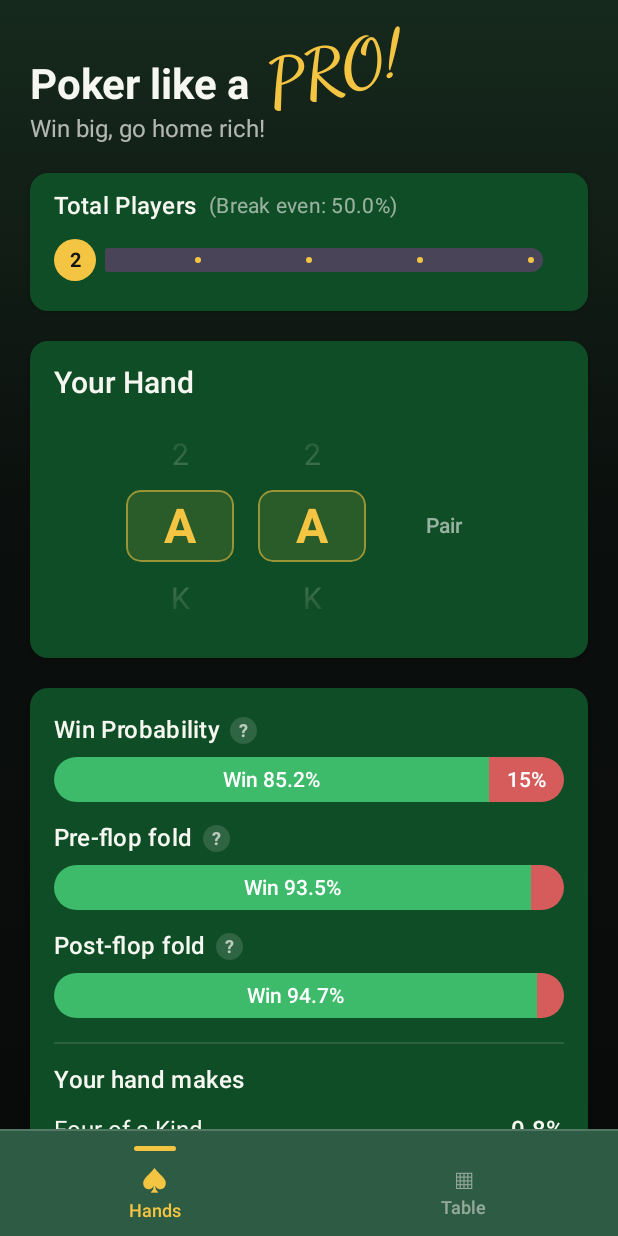
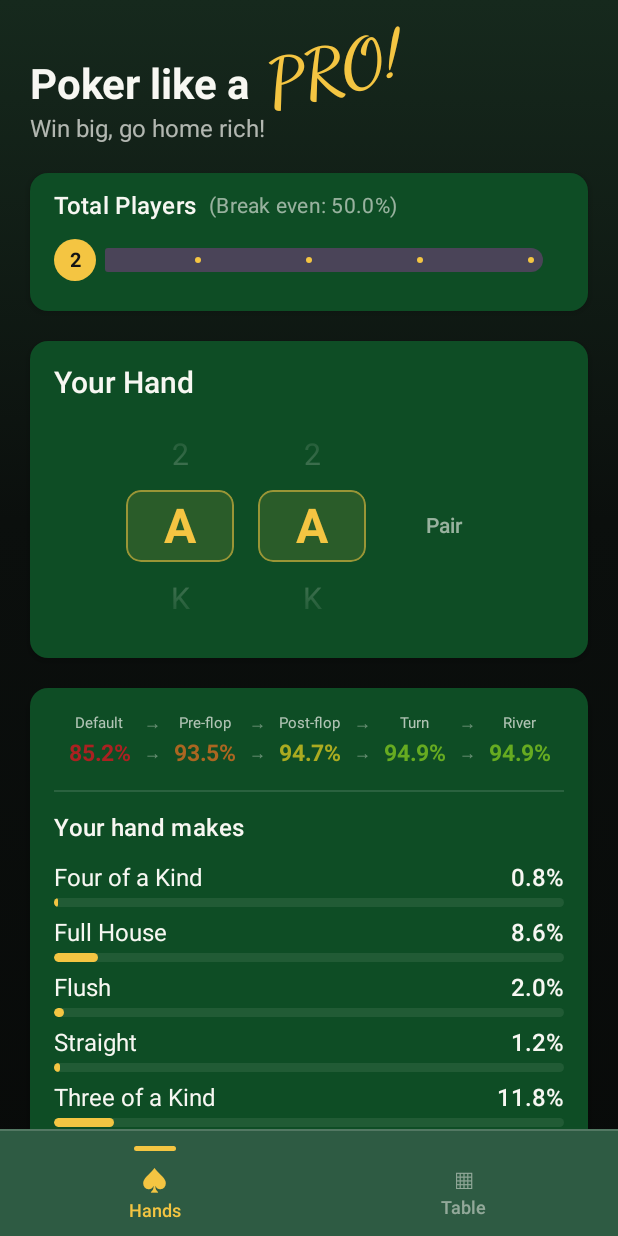
Before and after one commit to vtlinh/Poker-Stats, an Android app built with Jetpack Compose: the screen it shows after launch (MainActivity), on a phone screen of 412 x 824 dp. Run offline under Robolectric (Android 15) with nearby library versions, the phone set to English and light mode, and no system bars.

Commit message:
Add post-turn and post-river fold
Extend the fold cascade two more streets. The generator now buckets each
deal on the flop, turn AND river (board_bucket, a made-category × flush ×
straight texture proxy) from the same pass-1 deals, and run_streetfold
runs a four-round cascade — pre-flop equity < 1/N, then flop/turn/river
each bucketed-equity < 1/remaining — recording a showdown among each
street's survivor set. Four new columns ship: turn_fold_win/tie and
river_fold_win/tie; user_version bumped to 4.

App: EquityDatabase reads the new columns; the Table mode slider gains
Turn and River stops (Default → Pre-flop → Post-flop → Turn → River); the
Hands tab now shows the whole progression on one compact line, each state
tinted by its rank among the streets (the same red→green ramp the fold
grids use), a folded state reading "fold". Replaces the five stacked
win/lose bars.

Regenerated the DB at the 1M target; premiums climb across streets while
drawing hands peak on the flop and decline as they fold missed turns and
rivers.

Co-Authored-By: Claude Opus 4.8 <noreply@anthropic.com>
Claude-Session: https://claude.ai/code/session_01D5xi7EShBRkmNiwZD8aWrQ

```diff
--- a/app/src/main/java/com/pokerstats/odds/data/EquityDatabase.kt
+++ b/app/src/main/java/com/pokerstats/odds/data/EquityDatabase.kt
@@ -18,6 +18,10 @@ data class PreflopEquity(
     val tieFold: Double,
     val postFoldWin: Double,
     val postFoldTie: Double,
+    val turnFoldWin: Double,
+    val turnFoldTie: Double,
+    val riverFoldWin: Double,
+    val riverFoldTie: Double,
     val categoryFrequency: Map<HandCategory, Double>,
 ) {
     /** Win probability with ties counted as wins. */
@@ -45,6 +49,18 @@ data class PreflopEquity(
      */
     val postFoldCountingTies: Double get() = postFoldWin + postFoldTie
     val postFoldCountingTiesPercent: Double get() = postFoldCountingTies * 100.0
+
+    /**
+     * Post-turn fold: the fold cascade continues through the turn (survivors
+     * fold turns whose bucketed equity is below the shrunk break-even), the hero
+     * included, averaged over every board.
+     */
+    val turnFoldCountingTies: Double get() = turnFoldWin + turnFoldTie
+    val turnFoldCountingTiesPercent: Double get() = turnFoldCountingTies * 100.0
+
+    /** Post-river fold: the fold cascade continues all the way through the river. */
+    val riverFoldCountingTies: Double get() = riverFoldWin + riverFoldTie
+    val riverFoldCountingTiesPercent: Double get() = riverFoldCountingTies * 100.0
 }
 
 /**
@@ -102,7 +118,8 @@ class EquityDatabase(private val appContext: Context) {
 
     fun lookup(handClass: String, players: Int): PreflopEquity? {
         val cursor = database().rawQuery(
-            "SELECT win, tie, lose, win_fold, tie_fold, post_fold_win, post_fold_tie, categories " +
+            "SELECT win, tie, lose, win_fold, tie_fold, post_fold_win, post_fold_tie, " +
+                "turn_fold_win, turn_fold_tie, river_fold_win, river_fold_tie, categories " +
                 "FROM equity WHERE hand_class = ? AND players = ? LIMIT 1",
             arrayOf(handClass, players.toString()),
         )
@@ -118,7 +135,11 @@ class EquityDatabase(private val appContext: Context) {
                 tieFold = c.getDouble(4),
                 postFoldWin = c.getDouble(5),
                 postFoldTie = c.getDouble(6),
-                categoryFrequency = parseCategories(c.getString(7)),
+                turnFoldWin = c.getDouble(7),
+                turnFoldTie = c.getDouble(8),
+                riverFoldWin = c.getDouble(9),
+                riverFoldTie = c.getDouble(10),
+                categoryFrequency = parseCategories(c.getString(11)),
             )
         }
     }
@@ -130,7 +151,8 @@ class EquityDatabase(private val appContext: Context) {
      */
     fun lookupAll(players: Int): List<PreflopEquity> {
         val cursor = database().rawQuery(
-            "SELECT hand_class, win, tie, lose, win_fold, tie_fold, post_fold_win, post_fold_tie " +
+            "SELECT hand_class, win, tie, lose, win_fold, tie_fold, post_fold_win, post_fold_tie, " +
+                "turn_fold_win, turn_fold_tie, river_fold_win, river_fold_tie " +
                 "FROM equity WHERE players = ?",
             arrayOf(players.toString()),
         )
@@ -148,6 +170,10 @@ class EquityDatabase(private val appContext: Context) {
                         tieFold = c.getDouble(5),
                         postFoldWin = c.getDouble(6),
                         postFoldTie = c.getDouble(7),
+                        turnFoldWin = c.getDouble(8),
+                        turnFoldTie = c.getDouble(9),
+                        riverFoldWin = c.getDouble(10),
+                        riverFoldTie = c.getDouble(11),
                         categoryFrequency = emptyMap(),
                     ),
                 )
@@ -167,7 +193,7 @@ class EquityDatabase(private val appContext: Context) {
 
     companion object {
         private const val ASSET_NAME = "poker_equity.db"
-        private const val EXPECTED_VERSION = 3
+        private const val EXPECTED_VERSION = 4
 
         /** Canonical starting-hand key, e.g. "AA", "AKs", "AKo", "72o". */
         fun canonicalKey(a: Card, b: Card): String {
--- a/app/src/main/java/com/pokerstats/odds/ui/PokerScreen.kt
+++ b/app/src/main/java/com/pokerstats/odds/ui/PokerScreen.kt
@@ -21,7 +21,6 @@ import androidx.compose.foundation.layout.padding
 import androidx.compose.foundation.layout.size
 import androidx.compose.foundation.layout.statusBarsPadding
 import androidx.compose.foundation.layout.width
-import androidx.compose.foundation.layout.widthIn
 import androidx.compose.foundation.lazy.LazyColumn
 import androidx.compose.foundation.lazy.items
 import androidx.compose.foundation.lazy.rememberLazyListState
@@ -56,14 +55,11 @@ import androidx.compose.ui.draw.rotate
 import androidx.compose.ui.graphics.Brush
 import androidx.compose.ui.graphics.Color
 import androidx.compose.ui.platform.LocalContext
-import androidx.compose.ui.platform.LocalDensity
 import androidx.compose.ui.text.font.FontFamily
 import androidx.compose.ui.text.font.FontWeight
-import androidx.compose.ui.unit.IntOffset
+import androidx.compose.ui.text.style.TextAlign
 import androidx.compose.ui.unit.dp
 import androidx.compose.ui.unit.sp
-import androidx.compose.ui.window.Popup
-import androidx.compose.ui.window.PopupProperties
 import androidx.lifecycle.Lifecycle
 import androidx.lifecycle.LifecycleEventObserver
 import androidx.lifecycle.compose.LocalLifecycleOwner
@@ -72,8 +68,6 @@ import androidx.lifecycle.viewmodel.compose.viewModel
 import com.pokerstats.odds.data.PreflopEquity
 import com.pokerstats.odds.engine.HandCategory
 import com.pokerstats.odds.engine.Rank
-import com.pokerstats.odds.ui.theme.LoseRed
-import com.pokerstats.odds.ui.theme.WinGreen
 import kotlin.math.abs
 import kotlin.math.log2
 import kotlin.math.pow
@@ -195,6 +189,14 @@ private fun tableModes(players: Int) = listOf(
         "Post-flop", "Post-flop fold",
         "Weak hands also fold weak flops (below 1 in $players)", false,
     ) { it.postFoldCountingTiesPercent },
+    TableMode(
+        "Turn", "Post-turn fold",
+        "Folding continues through the turn (below 1 in $players)", false,
+    ) { it.turnFoldCountingTiesPercent },
+    TableMode(
+        "River", "Post-river fold",
+        "Folding continues through the river (below 1 in $players)", false,
+    ) { it.riverFoldCountingTiesPercent },
 )
 
 /**
@@ -443,54 +445,6 @@ private fun PlayersCard(count: Int, onChange: (Int) -> Unit) {
     }
 }
 
-/** A small circular (?) badge that reveals `text` in a dismissable popup on tap. */
-@Composable
-private fun InfoTooltip(text: String) {
-    var open by remember { mutableStateOf(false) }
-    val yOffset = with(LocalDensity.current) { 22.dp.roundToPx() }
-    Box {
-        Box(
-            Modifier
-                .size(18.dp)
-                .clip(CircleShape)
-                .background(MaterialTheme.colorScheme.onSurface.copy(alpha = 0.14f))
-                .clickable { open = true },
-            contentAlignment = Alignment.Center,
-        ) {
-            Text(
-                "?",
-                fontSize = 12.sp,
-                fontWeight = FontWeight.Bold,
-                color = MaterialTheme.colorScheme.onSurface.copy(alpha = 0.7f),
-            )
-        }
-        if (open) {
-            Popup(
-                alignment = Alignment.TopStart,
-                offset = IntOffset(0, yOffset),
-                onDismissRequest = { open = false },
-                properties = PopupProperties(focusable = true),
-            ) {
-                Surface(
-                    shape = RoundedCornerShape(8.dp),
-                    color = MaterialTheme.colorScheme.inverseSurface,
-                    shadowElevation = 6.dp,
-                    modifier = Modifier.widthIn(max = 240.dp),
-                ) {
-                    Text(
-                        text,
-                        modifier = Modifier
-                            .clickable { open = false }
-                            .padding(horizontal = 12.dp, vertical = 8.dp),
-                        style = MaterialTheme.typography.bodySmall,
-                        color = MaterialTheme.colorScheme.inverseOnSurface,
-                    )
-                }
-            }
-        }
-    }
-}
-
 // --- update banner ---------------------------------------------------------
 
 @Composable
@@ -599,18 +553,7 @@ private fun ResultPanel(result: PreflopEquity) {
         elevation = CardDefaults.cardElevation(defaultElevation = 4.dp),
     ) {
         Column(Modifier.padding(16.dp)) {
-            SplitMetric(
-                title = "Win Probability",
-                info = "Your chance to win at showdown against random hands, " +
-                    "with ties counted as wins.",
-                winPercent = result.winCountingTiesPercent,
-            )
-
-            Spacer(Modifier.height(12.dp))
-            FoldSplit(result)
-
-            Spacer(Modifier.height(12.dp))
-            PostFoldSplit(result)
+            ProgressionRow(result)
 
             if (result.categoryFrequency.isNotEmpty()) {
                 Spacer(Modifier.height(16.dp))
@@ -631,141 +574,74 @@ private fun ResultPanel(result: PreflopEquity) {
     }
 }
 
-/** A titled win/lose split: a compact header row (title + optional info) + bar. */
+/**
+ * The win-probability progression across streets on one line:
+ *   Default → Pre-flop → Post-flop → Turn → River
+ *      A%   →    B%    →    C%     →  D%  →   E%
+ * Each value is tinted by its rank among the states (red = weakest, green =
+ * strongest — the same ramp the Table fold grids use); a state the hero folds
+ * (below break-even pre-flop) shows "fold".
+ */
 @Composable
-private fun SplitMetric(title: String, info: String?, winPercent: Double) {
-    val losePercent = (100.0 - winPercent).coerceIn(0.0, 100.0)
-    Column(Modifier.fillMaxWidth()) {
-        Row(verticalAlignment = Alignment.CenterVertically) {
-            Text(
-                title,
-                style = MaterialTheme.typography.titleMedium,
-                color = MaterialTheme.colorScheme.onSurface,
+private fun ProgressionRow(result: PreflopEquity) {
+    val states = listOf(
+        "Default" to result.winCountingTiesPercent,
+        "Pre-flop" to result.winFoldCountingTiesPercent,
+        "Post-flop" to result.postFoldCountingTiesPercent,
+        "Turn" to result.turnFoldCountingTiesPercent,
+        "River" to result.riverFoldCountingTiesPercent,
     )
-            if (info != null) {
-                Spacer(Modifier.width(6.dp))
-                InfoTooltip(info)
-            }
-        }
-        Spacer(Modifier.height(6.dp))
-        OutcomeBar(winPercent, losePercent)
-    }
+    // Only "Default" is defined for a hand folded pre-flop; the rest read "fold".
+    val heroFolds = result.winCountingTies < 1.0 / result.players
+    val folded = states.mapIndexed { i, _ -> i > 0 && heroFolds }
+    val playing = states.filterIndexed { i, _ -> !folded[i] }.map { it.second }.sorted()
+
+    fun colorFor(i: Int): Color = when {
+        folded[i] -> Color(0xFF6A6A6A)
+        playing.size > 1 ->
+            rampColor(playing.count { it < states[i].second }.toFloat() / (playing.size - 1))
+        else -> Color.White
     }
 
-/**
- * The pre-flop-fold win/lose split, shown below the normal split. Everyone
- * folds hands below break-even (1/N), the hero included — so a below-break-even
- * hand is a fold rather than a playable split.
- */
-@Composable
-private fun FoldSplit(result: PreflopEquity) {
-    val heroFolds = result.winCountingTies < 1.0 / result.players
-    if (heroFolds) {
-        FoldedRow(
-            "Pre-flop fold",
-            "This hand is below break-even (1 in ${result.players}), so you fold it pre-flop.",
-        )
-    } else {
-        SplitMetric(
-            title = "Pre-flop fold",
-            info = "Chance to win if every hand below break-even (1 in ${result.players}) " +
-                "folds pre-flop, thinning the field before the flop.",
-            winPercent = result.winFoldCountingTiesPercent,
+    Column(Modifier.fillMaxWidth()) {
+        Row(Modifier.fillMaxWidth(), verticalAlignment = Alignment.CenterVertically) {
+            states.forEachIndexed { i, (label, _) ->
+                if (i > 0) ProgressionArrow()
+                Text(
+                    label,
+                    modifier = Modifier.weight(1f),
+                    fontSize = 10.sp,
+                    textAlign = TextAlign.Center,
+                    maxLines = 1,
+                    color = MaterialTheme.colorScheme.onSurface.copy(alpha = 0.7f),
                 )
             }
         }
-
-/** Compact "<name> — Fold" row for a hand the hero folds. */
-@Composable
-private fun FoldedRow(title: String, info: String) {
-    Row(
-        modifier = Modifier.fillMaxWidth(),
-        horizontalArrangement = Arrangement.SpaceBetween,
-        verticalAlignment = Alignment.CenterVertically,
-    ) {
-        Row(verticalAlignment = Alignment.CenterVertically) {
+        Spacer(Modifier.height(4.dp))
+        Row(Modifier.fillMaxWidth(), verticalAlignment = Alignment.CenterVertically) {
+            states.forEachIndexed { i, (_, value) ->
+                if (i > 0) ProgressionArrow()
                 Text(
-                title,
-                style = MaterialTheme.typography.titleMedium,
-                color = MaterialTheme.colorScheme.onSurface,
-            )
-            Spacer(Modifier.width(6.dp))
-            InfoTooltip(info)
-        }
-        Text(
-            "Fold",
-            style = MaterialTheme.typography.titleMedium,
-            color = LoseRed,
+                    if (folded[i]) "fold" else "%.1f%%".format(value),
+                    modifier = Modifier.weight(1f),
+                    fontSize = 15.sp,
                     fontWeight = FontWeight.Bold,
+                    textAlign = TextAlign.Center,
+                    maxLines = 1,
+                    color = colorFor(i),
                 )
             }
         }
-
-/**
- * The post-flop-fold win/lose split, shown below the pre-flop-fold split.
- * Survivors of the pre-flop round fold weak flops too (equity below the shrunk
- * break-even 1/remaining), the hero included, averaged over every flop. A hand
- * the hero folds pre-flop never reaches the flop, so it shows "Fold".
- */
-@Composable
-private fun PostFoldSplit(result: PreflopEquity) {
-    val heroFolds = result.winCountingTies < 1.0 / result.players
-    if (heroFolds) {
-        FoldedRow(
-            "Post-flop fold",
-            "This hand folds pre-flop (below 1 in ${result.players}), so it never sees a flop.",
-        )
-    } else {
-        SplitMetric(
-            title = "Post-flop fold",
-            info = "Pre-flop survivors also fold weak flops (below 1 in remaining), " +
-                "and you fold yours too — averaged over every flop.",
-            winPercent = result.postFoldCountingTiesPercent,
-        )
     }
 }
 
 @Composable
-private fun OutcomeBar(win: Double, lose: Double) {
-    Row(
-        modifier = Modifier
-            .fillMaxWidth()
-            .height(30.dp)
-            .clip(RoundedCornerShape(15.dp)),
-    ) {
-        BarSegment("Win", win, WinGreen)
-        BarSegment("Lose", lose, LoseRed)
-    }
-}
-
-/** A weighted colored bar segment with its percentage labelled inside it. */
-@Composable
-private fun RowScope.BarSegment(label: String, percent: Double, color: Color) {
-    if (percent <= 0) return
-    Box(
-        modifier = Modifier
-            .weight(percent.toFloat())
-            .fillMaxSize()
-            .background(color),
-        contentAlignment = Alignment.Center,
-    ) {
-        // Word + number when the segment is wide enough, else just the number,
-        // else nothing (the colour still carries the meaning).
-        val text = when {
-            percent >= 25 -> "%s %.1f%%".format(label, percent)
-            percent >= 9 -> "%.0f%%".format(percent)
-            else -> ""
-        }
-        if (text.isNotEmpty()) {
+private fun ProgressionArrow() {
     Text(
-                text,
-                color = Color.White,
-                style = MaterialTheme.typography.labelLarge,
-                fontWeight = FontWeight.SemiBold,
-                maxLines = 1,
+        "→",
+        fontSize = 11.sp,
+        color = MaterialTheme.colorScheme.onSurface.copy(alpha = 0.4f),
     )
-        }
-    }
 }
 
 @Composable
```
Also changed, not shown: app/src/main/assets/poker_equity.db, 4 other files. Lines whose indentation alone changed are shown as unchanged.
